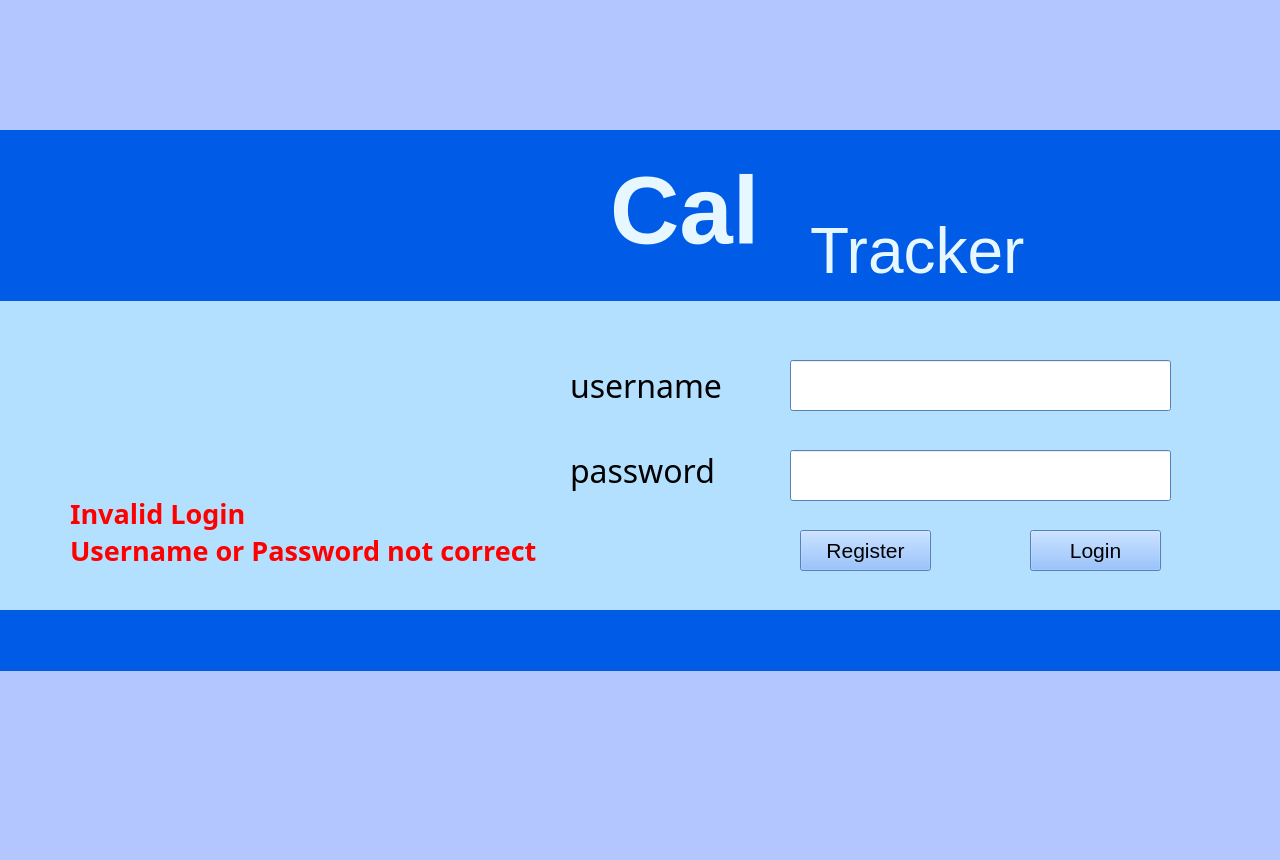
First picture: the form in UIDesigner/LoginPageUI.ui, repository treesakul/CalTracker, before the edit.
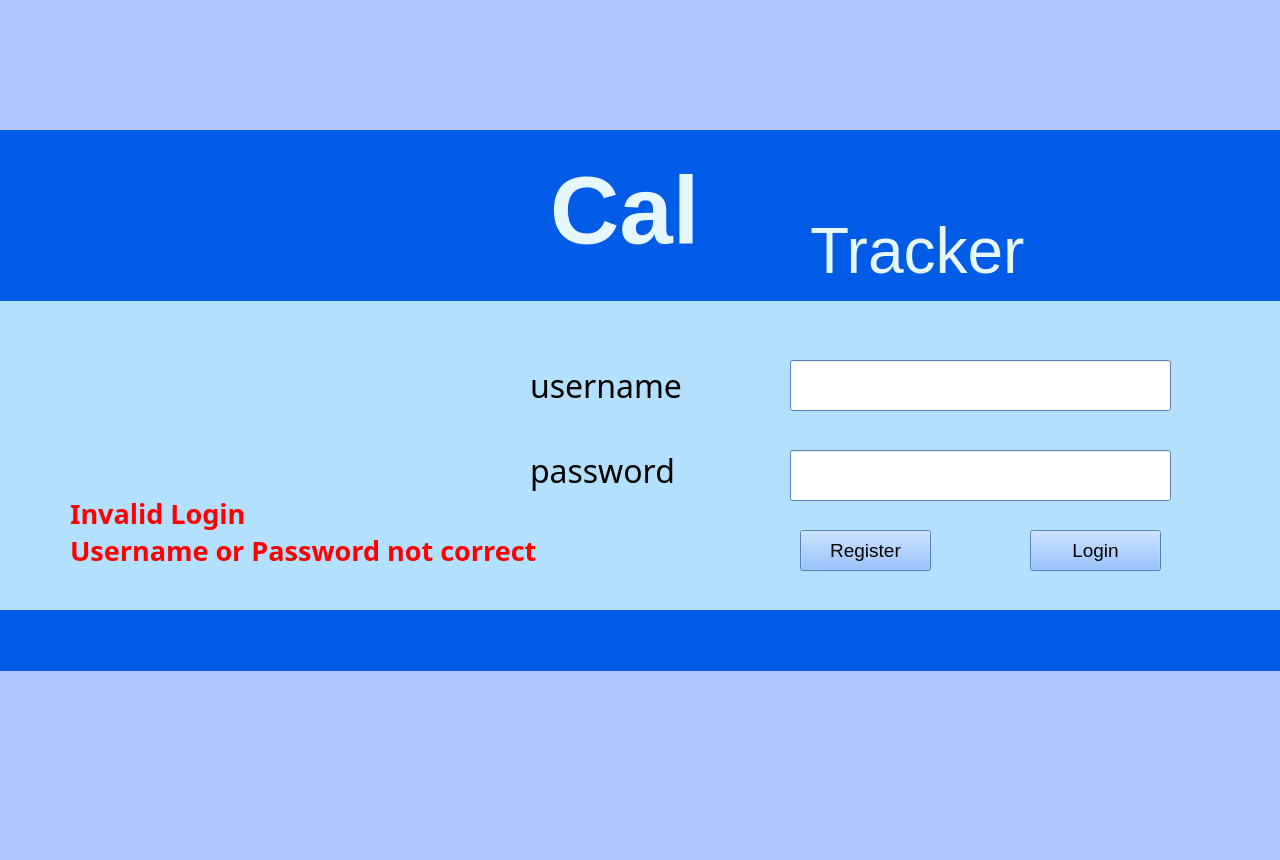
Second picture: the form after the edit.

Patch:
```diff
--- a/UIDesigner/LoginPageUI.ui
+++ b/UIDesigner/LoginPageUI.ui
@@ -488,7 +488,7 @@
    </property>
    <property name="font">
     <font>
-     <pointsize>16</pointsize>
+     <pointsize>14</pointsize>
     </font>
    </property>
    <property name="text">
@@ -506,7 +506,7 @@
    </property>
    <property name="font">
     <font>
-     <pointsize>16</pointsize>
+     <pointsize>14</pointsize>
     </font>
    </property>
    <property name="text">
@@ -516,9 +516,9 @@
   <widget class="QLabel" name="cal">
    <property name="geometry">
     <rect>
-     <x>610</x>
+     <x>550</x>
      <y>150</y>
-     <width>171</width>
+     <width>231</width>
      <height>121</height>
     </rect>
    </property>
@@ -541,7 +541,7 @@
     <rect>
      <x>810</x>
      <y>210</y>
-     <width>271</width>
+     <width>321</width>
      <height>81</height>
     </rect>
    </property>
@@ -574,9 +574,9 @@
   <widget class="QLabel" name="user">
    <property name="geometry">
     <rect>
-     <x>570</x>
+     <x>530</x>
      <y>360</y>
-     <width>171</width>
+     <width>201</width>
      <height>51</height>
     </rect>
    </property>
@@ -593,9 +593,9 @@
   <widget class="QLabel" name="pass">
    <property name="geometry">
     <rect>
-     <x>570</x>
+     <x>530</x>
      <y>440</y>
-     <width>171</width>
+     <width>211</width>
      <height>61</height>
     </rect>
    </property>
@@ -693,9 +693,9 @@
    <property name="geometry">
     <rect>
      <x>70</x>
-     <y>490</y>
-     <width>561</width>
-     <height>121</height>
+     <y>470</y>
+     <width>631</width>
+     <height>161</height>
     </rect>
    </property>
    <property name="palette">
```
